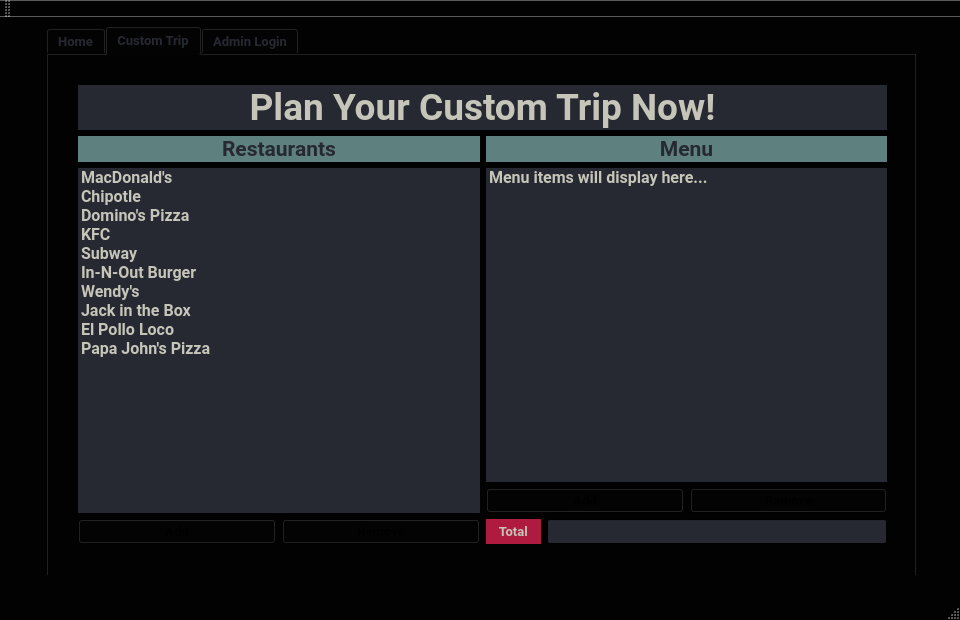
Old version of the form DSSDWorkspace/DSSDFastFoodProject/mainwindow.ui in the repository seigle15/Double-Sean-with-a-side-of-Data.
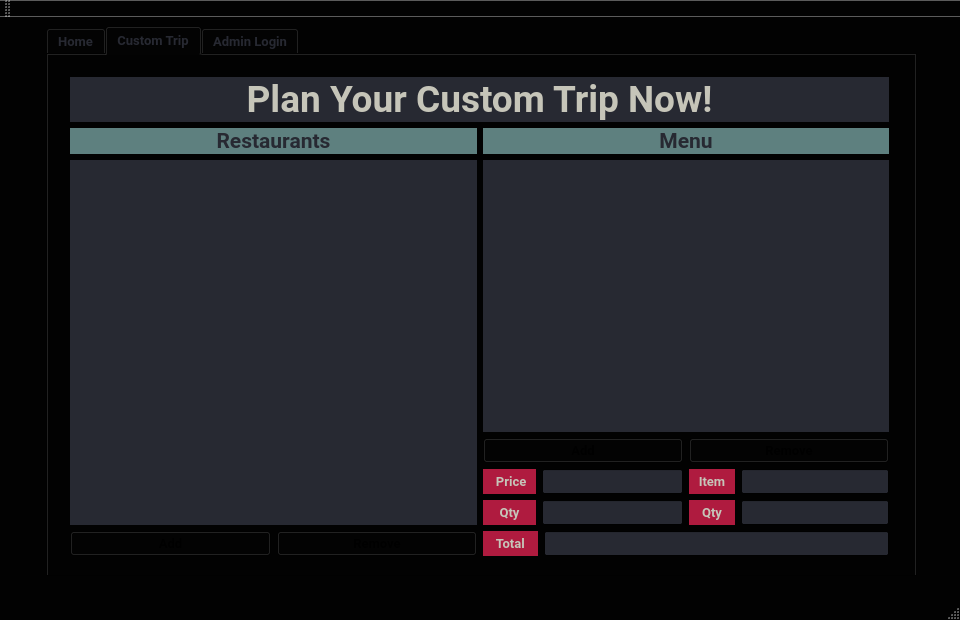
New version of the form.

Commit message: Custom trip planner ui is now interacting with the database

```diff
--- a/DSSDWorkspace/DSSDFastFoodProject/mainwindow.ui
+++ b/DSSDWorkspace/DSSDFastFoodProject/mainwindow.ui
@@ -286,16 +286,16 @@
        <bool>true</bool>
       </property>
       <widget class="QWidget" name="page_5">
-       <widget class="QWidget" name="layoutWidget">
+       <widget class="QWidget" name="">
         <property name="geometry">
          <rect>
-          <x>20</x>
-          <y>20</y>
-          <width>831</width>
-          <height>481</height>
+          <x>12</x>
+          <y>12</y>
+          <width>841</width>
+          <height>501</height>
          </rect>
         </property>
-        <layout class="QVBoxLayout" name="verticalLayout_7">
+        <layout class="QVBoxLayout" name="verticalLayout_11">
          <item>
           <widget class="QLabel" name="label_7">
            <property name="palette">
@@ -409,7 +409,7 @@
           </widget>
          </item>
          <item>
-          <layout class="QHBoxLayout" name="horizontalLayout_6">
+          <layout class="QHBoxLayout" name="horizontalLayout_10">
            <item>
             <layout class="QVBoxLayout" name="verticalLayout_4">
              <item>
@@ -539,56 +539,6 @@
                  <property name="frameShape">
                   <enum>QFrame::NoFrame</enum>
                  </property>
-                 <item>
-                  <property name="text">
-                   <string>MacDonald's</string>
-                  </property>
-                 </item>
-                 <item>
-                  <property name="text">
-                   <string>Chipotle</string>
-                  </property>
-                 </item>
-                 <item>
-                  <property name="text">
-                   <string>Domino's Pizza</string>
-                  </property>
-                 </item>
-                 <item>
-                  <property name="text">
-                   <string>KFC</string>
-                  </property>
-                 </item>
-                 <item>
-                  <property name="text">
-                   <string>Subway</string>
-                  </property>
-                 </item>
-                 <item>
-                  <property name="text">
-                   <string>In-N-Out Burger</string>
-                  </property>
-                 </item>
-                 <item>
-                  <property name="text">
-                   <string>Wendy's</string>
-                  </property>
-                 </item>
-                 <item>
-                  <property name="text">
-                   <string>Jack in the Box</string>
-                  </property>
-                 </item>
-                 <item>
-                  <property name="text">
-                   <string>El Pollo Loco</string>
-                  </property>
-                 </item>
-                 <item>
-                  <property name="text">
-                   <string>Papa John's Pizza</string>
-                  </property>
-                 </item>
                 </widget>
                </item>
               </layout>
@@ -630,7 +580,9 @@
             </layout>
            </item>
            <item>
-            <layout class="QVBoxLayout" name="verticalLayout_6">
+            <layout class="QVBoxLayout" name="verticalLayout_10">
+             <item>
+              <layout class="QVBoxLayout" name="verticalLayout_9">
              <item>
               <layout class="QVBoxLayout" name="verticalLayout_3">
                <item>
@@ -758,36 +710,268 @@
                  <property name="frameShape">
                   <enum>QFrame::NoFrame</enum>
                  </property>
-                 <item>
-                  <property name="text">
-                   <string>Menu items will display here...</string>
-                  </property>
-                 </item>
                 </widget>
                </item>
               </layout>
              </item>
+               <item>
+                <layout class="QHBoxLayout" name="horizontalLayout_9">
              <item>
               <layout class="QVBoxLayout" name="verticalLayout_5">
                <item>
+                    <widget class="QPushButton" name="addItemButton">
+                     <property name="font">
+                      <font>
+                       <family>Roboto</family>
+                       <pointsize>10</pointsize>
+                       <weight>75</weight>
+                       <bold>true</bold>
+                      </font>
+                     </property>
+                     <property name="text">
+                      <string>Add</string>
+                     </property>
+                    </widget>
+                   </item>
+                   <item>
+                    <layout class="QVBoxLayout" name="verticalLayout">
+                     <item>
+                      <layout class="QHBoxLayout" name="horizontalLayout_6">
+                       <item>
+                        <widget class="QLabel" name="label_3">
+                         <property name="palette">
+                          <palette>
+                           <active>
+                            <colorrole role="WindowText">
+                             <brush brushstyle="SolidPattern">
+                              <color alpha="255">
+                               <red>198</red>
+                               <green>197</green>
+                               <blue>185</blue>
+                              </color>
+                             </brush>
+                            </colorrole>
+                            <colorrole role="Base">
+                             <brush brushstyle="SolidPattern">
+                              <color alpha="255">
+                               <red>39</red>
+                               <green>41</green>
+                               <blue>50</blue>
+                              </color>
+                             </brush>
+                            </colorrole>
+                            <colorrole role="Window">
+                             <brush brushstyle="SolidPattern">
+                              <color alpha="255">
+                               <red>175</red>
+                               <green>27</green>
+                               <blue>63</blue>
+                              </color>
+                             </brush>
+                            </colorrole>
+                           </active>
+                           <inactive>
+                            <colorrole role="WindowText">
+                             <brush brushstyle="SolidPattern">
+                              <color alpha="255">
+                               <red>198</red>
+                               <green>197</green>
+                               <blue>185</blue>
+                              </color>
+                             </brush>
+                            </colorrole>
+                            <colorrole role="Base">
+                             <brush brushstyle="SolidPattern">
+                              <color alpha="255">
+                               <red>39</red>
+                               <green>41</green>
+                               <blue>50</blue>
+                              </color>
+                             </brush>
+                            </colorrole>
+                            <colorrole role="Window">
+                             <brush brushstyle="SolidPattern">
+                              <color alpha="255">
+                               <red>175</red>
+                               <green>27</green>
+                               <blue>63</blue>
+                              </color>
+                             </brush>
+                            </colorrole>
+                           </inactive>
+                           <disabled>
+                            <colorrole role="WindowText">
+                             <brush brushstyle="SolidPattern">
+                              <color alpha="255">
+                               <red>120</red>
+                               <green>120</green>
+                               <blue>120</blue>
+                              </color>
+                             </brush>
+                            </colorrole>
+                            <colorrole role="Base">
+                             <brush brushstyle="SolidPattern">
+                              <color alpha="255">
+                               <red>175</red>
+                               <green>27</green>
+                               <blue>63</blue>
+                              </color>
+                             </brush>
+                            </colorrole>
+                            <colorrole role="Window">
+                             <brush brushstyle="SolidPattern">
+                              <color alpha="255">
+                               <red>175</red>
+                               <green>27</green>
+                               <blue>63</blue>
+                              </color>
+                             </brush>
+                            </colorrole>
+                           </disabled>
+                          </palette>
+                         </property>
+                         <property name="autoFillBackground">
+                          <bool>true</bool>
+                         </property>
+                         <property name="text">
+                          <string>    Price   </string>
+                         </property>
+                         <property name="alignment">
+                          <set>Qt::AlignCenter</set>
+                         </property>
+                        </widget>
+                       </item>
+                       <item>
+                        <widget class="QLineEdit" name="itemPrice_lineEdit">
+                         <property name="alignment">
+                          <set>Qt::AlignCenter</set>
+                         </property>
+                         <property name="readOnly">
+                          <bool>true</bool>
+                         </property>
+                        </widget>
+                       </item>
+                      </layout>
+                     </item>
+                     <item>
                 <layout class="QHBoxLayout" name="horizontalLayout_5">
                  <item>
-                  <widget class="QPushButton" name="pushButton_4">
-                   <property name="font">
-                    <font>
-                     <family>Roboto</family>
-                     <pointsize>10</pointsize>
-                     <weight>75</weight>
-                     <bold>true</bold>
-                    </font>
+                        <widget class="QLabel" name="label_8">
+                         <property name="palette">
+                          <palette>
+                           <active>
+                            <colorrole role="WindowText">
+                             <brush brushstyle="SolidPattern">
+                              <color alpha="255">
+                               <red>198</red>
+                               <green>197</green>
+                               <blue>185</blue>
+                              </color>
+                             </brush>
+                            </colorrole>
+                            <colorrole role="Base">
+                             <brush brushstyle="SolidPattern">
+                              <color alpha="255">
+                               <red>39</red>
+                               <green>41</green>
+                               <blue>50</blue>
+                              </color>
+                             </brush>
+                            </colorrole>
+                            <colorrole role="Window">
+                             <brush brushstyle="SolidPattern">
+                              <color alpha="255">
+                               <red>175</red>
+                               <green>27</green>
+                               <blue>63</blue>
+                              </color>
+                             </brush>
+                            </colorrole>
+                           </active>
+                           <inactive>
+                            <colorrole role="WindowText">
+                             <brush brushstyle="SolidPattern">
+                              <color alpha="255">
+                               <red>198</red>
+                               <green>197</green>
+                               <blue>185</blue>
+                              </color>
+                             </brush>
+                            </colorrole>
+                            <colorrole role="Base">
+                             <brush brushstyle="SolidPattern">
+                              <color alpha="255">
+                               <red>39</red>
+                               <green>41</green>
+                               <blue>50</blue>
+                              </color>
+                             </brush>
+                            </colorrole>
+                            <colorrole role="Window">
+                             <brush brushstyle="SolidPattern">
+                              <color alpha="255">
+                               <red>175</red>
+                               <green>27</green>
+                               <blue>63</blue>
+                              </color>
+                             </brush>
+                            </colorrole>
+                           </inactive>
+                           <disabled>
+                            <colorrole role="WindowText">
+                             <brush brushstyle="SolidPattern">
+                              <color alpha="255">
+                               <red>120</red>
+                               <green>120</green>
+                               <blue>120</blue>
+                              </color>
+                             </brush>
+                            </colorrole>
+                            <colorrole role="Base">
+                             <brush brushstyle="SolidPattern">
+                              <color alpha="255">
+                               <red>175</red>
+                               <green>27</green>
+                               <blue>63</blue>
+                              </color>
+                             </brush>
+                            </colorrole>
+                            <colorrole role="Window">
+                             <brush brushstyle="SolidPattern">
+                              <color alpha="255">
+                               <red>175</red>
+                               <green>27</green>
+                               <blue>63</blue>
+                              </color>
+                             </brush>
+                            </colorrole>
+                           </disabled>
+                          </palette>
+                         </property>
+                         <property name="autoFillBackground">
+                          <bool>true</bool>
                    </property>
                    <property name="text">
-                    <string>Add</string>
+                          <string>     Qty     </string>
+                         </property>
+                         <property name="alignment">
+                          <set>Qt::AlignCenter</set>
                    </property>
                   </widget>
                  </item>
                  <item>
-                  <widget class="QPushButton" name="pushButton_5">
+                        <widget class="QLineEdit" name="lineEdit_2"/>
+                       </item>
+                      </layout>
+                     </item>
+                    </layout>
+                   </item>
+                  </layout>
+                 </item>
+                 <item>
+                  <layout class="QVBoxLayout" name="verticalLayout_7">
+                   <item>
+                    <widget class="QPushButton" name="removeItemButton">
                    <property name="font">
                     <font>
                      <family>Roboto</family>
@@ -800,6 +984,240 @@
                     <string>Remove</string>
                    </property>
                   </widget>
+                   </item>
+                   <item>
+                    <layout class="QVBoxLayout" name="verticalLayout_6">
+                     <item>
+                      <layout class="QHBoxLayout" name="horizontalLayout_7">
+                       <item>
+                        <widget class="QLabel" name="label_9">
+                         <property name="palette">
+                          <palette>
+                           <active>
+                            <colorrole role="WindowText">
+                             <brush brushstyle="SolidPattern">
+                              <color alpha="255">
+                               <red>198</red>
+                               <green>197</green>
+                               <blue>185</blue>
+                              </color>
+                             </brush>
+                            </colorrole>
+                            <colorrole role="Base">
+                             <brush brushstyle="SolidPattern">
+                              <color alpha="255">
+                               <red>39</red>
+                               <green>41</green>
+                               <blue>50</blue>
+                              </color>
+                             </brush>
+                            </colorrole>
+                            <colorrole role="Window">
+                             <brush brushstyle="SolidPattern">
+                              <color alpha="255">
+                               <red>175</red>
+                               <green>27</green>
+                               <blue>63</blue>
+                              </color>
+                             </brush>
+                            </colorrole>
+                           </active>
+                           <inactive>
+                            <colorrole role="WindowText">
+                             <brush brushstyle="SolidPattern">
+                              <color alpha="255">
+                               <red>198</red>
+                               <green>197</green>
+                               <blue>185</blue>
+                              </color>
+                             </brush>
+                            </colorrole>
+                            <colorrole role="Base">
+                             <brush brushstyle="SolidPattern">
+                              <color alpha="255">
+                               <red>39</red>
+                               <green>41</green>
+                               <blue>50</blue>
+                              </color>
+                             </brush>
+                            </colorrole>
+                            <colorrole role="Window">
+                             <brush brushstyle="SolidPattern">
+                              <color alpha="255">
+                               <red>175</red>
+                               <green>27</green>
+                               <blue>63</blue>
+                              </color>
+                             </brush>
+                            </colorrole>
+                           </inactive>
+                           <disabled>
+                            <colorrole role="WindowText">
+                             <brush brushstyle="SolidPattern">
+                              <color alpha="255">
+                               <red>120</red>
+                               <green>120</green>
+                               <blue>120</blue>
+                              </color>
+                             </brush>
+                            </colorrole>
+                            <colorrole role="Base">
+                             <brush brushstyle="SolidPattern">
+                              <color alpha="255">
+                               <red>175</red>
+                               <green>27</green>
+                               <blue>63</blue>
+                              </color>
+                             </brush>
+                            </colorrole>
+                            <colorrole role="Window">
+                             <brush brushstyle="SolidPattern">
+                              <color alpha="255">
+                               <red>175</red>
+                               <green>27</green>
+                               <blue>63</blue>
+                              </color>
+                             </brush>
+                            </colorrole>
+                           </disabled>
+                          </palette>
+                         </property>
+                         <property name="autoFillBackground">
+                          <bool>true</bool>
+                         </property>
+                         <property name="text">
+                          <string>   Item   </string>
+                         </property>
+                         <property name="alignment">
+                          <set>Qt::AlignCenter</set>
+                         </property>
+                        </widget>
+                       </item>
+                       <item>
+                        <widget class="QLineEdit" name="itemNameToRemove_lineEdit">
+                         <property name="alignment">
+                          <set>Qt::AlignCenter</set>
+                         </property>
+                        </widget>
+                       </item>
+                      </layout>
+                     </item>
+                     <item>
+                      <layout class="QHBoxLayout" name="horizontalLayout_8">
+                       <item>
+                        <widget class="QLabel" name="label_10">
+                         <property name="palette">
+                          <palette>
+                           <active>
+                            <colorrole role="WindowText">
+                             <brush brushstyle="SolidPattern">
+                              <color alpha="255">
+                               <red>198</red>
+                               <green>197</green>
+                               <blue>185</blue>
+                              </color>
+                             </brush>
+                            </colorrole>
+                            <colorrole role="Base">
+                             <brush brushstyle="SolidPattern">
+                              <color alpha="255">
+                               <red>39</red>
+                               <green>41</green>
+                               <blue>50</blue>
+                              </color>
+                             </brush>
+                            </colorrole>
+                            <colorrole role="Window">
+                             <brush brushstyle="SolidPattern">
+                              <color alpha="255">
+                               <red>175</red>
+                               <green>27</green>
+                               <blue>63</blue>
+                              </color>
+                             </brush>
+                            </colorrole>
+                           </active>
+                           <inactive>
+                            <colorrole role="WindowText">
+                             <brush brushstyle="SolidPattern">
+                              <color alpha="255">
+                               <red>198</red>
+                               <green>197</green>
+                               <blue>185</blue>
+                              </color>
+                             </brush>
+                            </colorrole>
+                            <colorrole role="Base">
+                             <brush brushstyle="SolidPattern">
+                              <color alpha="255">
+                               <red>39</red>
+                               <green>41</green>
+                               <blue>50</blue>
+                              </color>
+                             </brush>
+                            </colorrole>
+                            <colorrole role="Window">
+                             <brush brushstyle="SolidPattern">
+                              <color alpha="255">
+                               <red>175</red>
+                               <green>27</green>
+                               <blue>63</blue>
+                              </color>
+                             </brush>
+                            </colorrole>
+                           </inactive>
+                           <disabled>
+                            <colorrole role="WindowText">
+                             <brush brushstyle="SolidPattern">
+                              <color alpha="255">
+                               <red>120</red>
+                               <green>120</green>
+                               <blue>120</blue>
+                              </color>
+                             </brush>
+                            </colorrole>
+                            <colorrole role="Base">
+                             <brush brushstyle="SolidPattern">
+                              <color alpha="255">
+                               <red>175</red>
+                               <green>27</green>
+                               <blue>63</blue>
+                              </color>
+                             </brush>
+                            </colorrole>
+                            <colorrole role="Window">
+                             <brush brushstyle="SolidPattern">
+                              <color alpha="255">
+                               <red>175</red>
+                               <green>27</green>
+                               <blue>63</blue>
+                              </color>
+                             </brush>
+                            </colorrole>
+                           </disabled>
+                          </palette>
+                         </property>
+                         <property name="autoFillBackground">
+                          <bool>true</bool>
+                         </property>
+                         <property name="text">
+                          <string>    Qty    </string>
+                         </property>
+                         <property name="alignment">
+                          <set>Qt::AlignCenter</set>
+                         </property>
+                        </widget>
+                       </item>
+                       <item>
+                        <widget class="QLineEdit" name="lineEdit_4"/>
+                       </item>
+                      </layout>
+                     </item>
+                    </layout>
+                   </item>
+                  </layout>
+                 </item>
+                </layout>
                  </item>
                 </layout>
                </item>
@@ -934,8 +1352,6 @@
                     <bool>true</bool>
                    </property>
                   </widget>
-                 </item>
-                </layout>
                </item>
               </layout>
              </item>
```
Left out of the diff: 12 changed lines with no effect on the pictures. Lines whose indentation alone changed are shown as unchanged. The commit also changes 2 other files.
